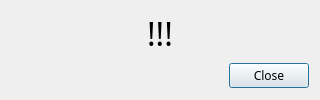
Old version of the form threepio/layouts/alert.ui in the repository finnjames/verdant-shores.
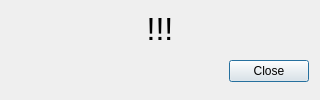
New version of the form.

```diff
--- a/threepio/layouts/alert.ui
+++ b/threepio/layouts/alert.ui
@@ -18,7 +18,6 @@
     <widget class="QLabel" name="alert">
      <property name="font">
       <font>
-       <family>Iosevka Aile</family>
        <pointsize>24</pointsize>
       </font>
      </property>
@@ -47,11 +46,6 @@
       </property>
       <item row="0" column="1">
        <widget class="QPushButton" name="close_button">
-        <property name="font">
-         <font>
-          <family>Iosevka Aile</family>
-         </font>
-        </property>
         <property name="text">
          <string>Close</string>
         </property>
```
